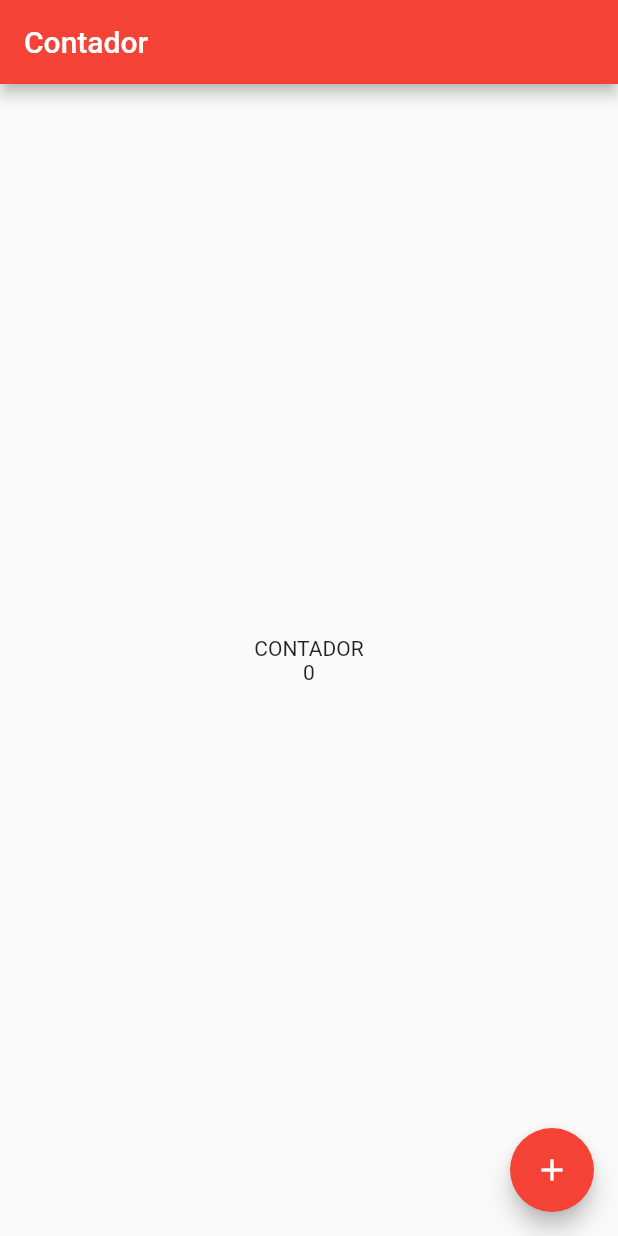
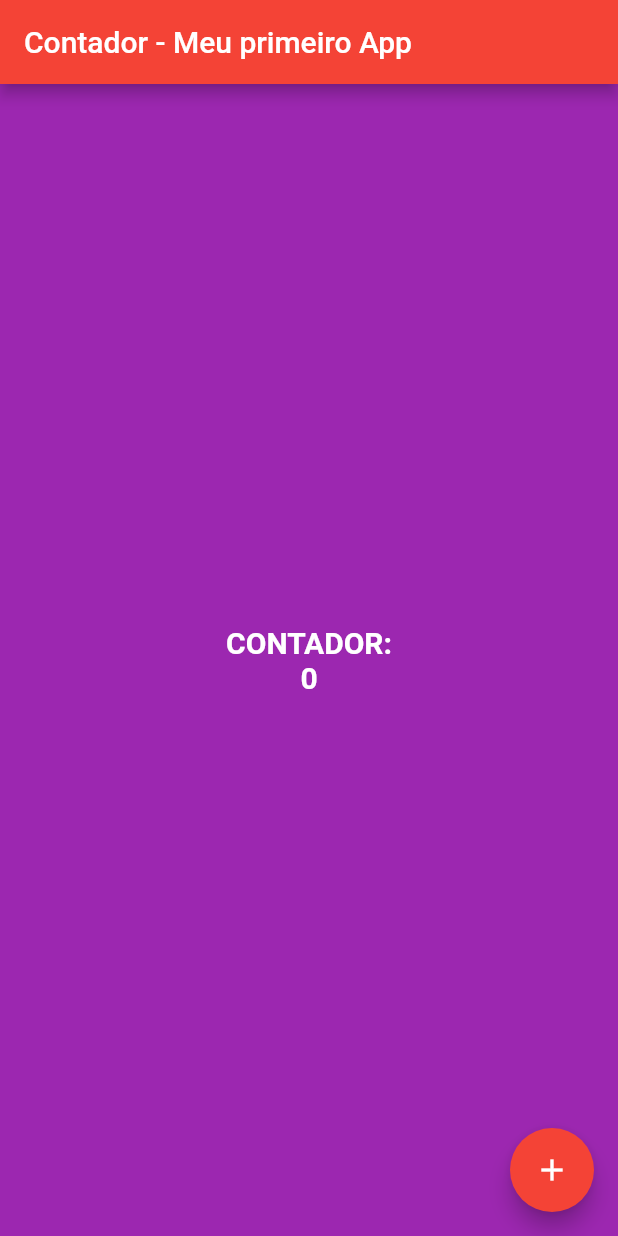
Before and after one commit to rodrigoota/flutter_counter_app, a Flutter app: the screen it shows after launch, on a phone screen of 412 x 824 dp. Run offline on Flutter 3.47's test engine with Material 2 defaults, Android fonts, the phone set to English and light mode, and no system bars.

Commit message:
styles changes

```diff
--- a/lib/main.dart
+++ b/lib/main.dart
@@ -22,13 +22,18 @@ class _HomePageState extends State<HomePage> {
   Widget build(Object context) {
     return Scaffold(
       appBar: AppBar(
-        title: Text("Contador"),
+        title: Text("Contador - Meu primeiro App"),
       ),
-      body: Center(
-          child: Text(
-        "CONTADOR\n$counter",
-        textAlign: TextAlign.center,
-      )),
+      body: Container(
+        color: Colors.purple,
+        child: Center(
+            child: Text(
+          "CONTADOR:\n$counter",
+          textAlign: TextAlign.center,
+          style: TextStyle(
+              color: Colors.white, fontWeight: FontWeight.bold, fontSize: 20),
+        )),
+      ),
       floatingActionButton: FloatingActionButton(
         child: Icon(Icons.add),
         onPressed: () {
```
